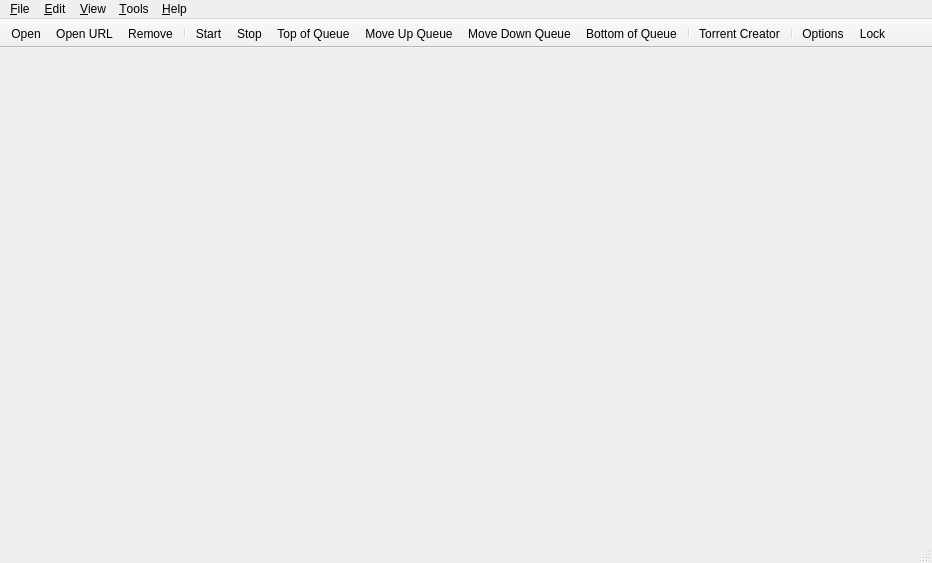
Qt form src/gui/mainwindow.ui (qbittorrent/qBittorrent) before a commit.
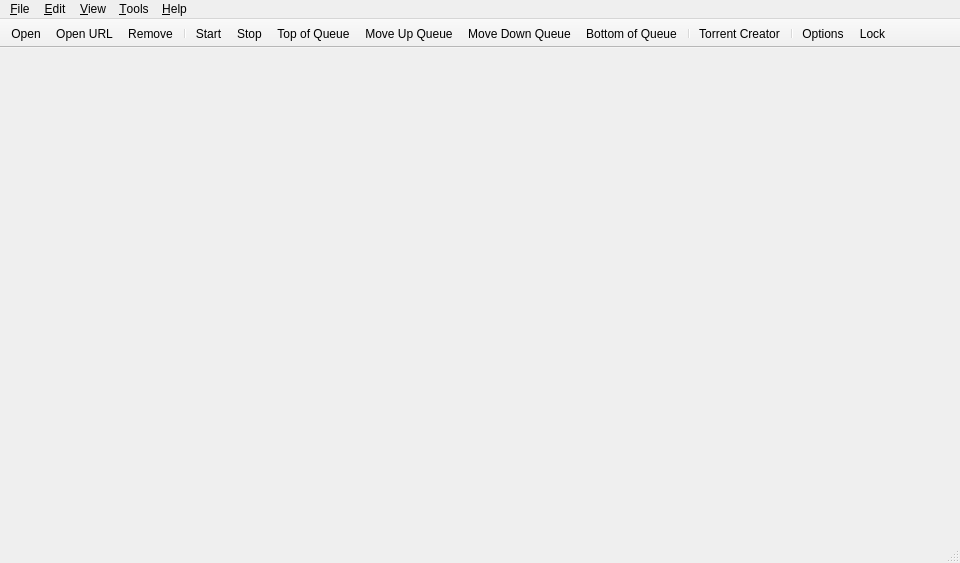
The same form after that commit.

Commit message: minor geometry adjustments

```diff
--- a/src/gui/mainwindow.ui
+++ b/src/gui/mainwindow.ui
@@ -6,7 +6,7 @@
    <rect>
     <x>0</x>
     <y>0</y>
-    <width>932</width>
+    <width>960</width>
     <height>563</height>
    </rect>
   </property>
@@ -34,7 +34,7 @@
     <rect>
      <x>0</x>
      <y>0</y>
-     <width>932</width>
+     <width>960</width>
      <height>20</height>
     </rect>
    </property>
```
